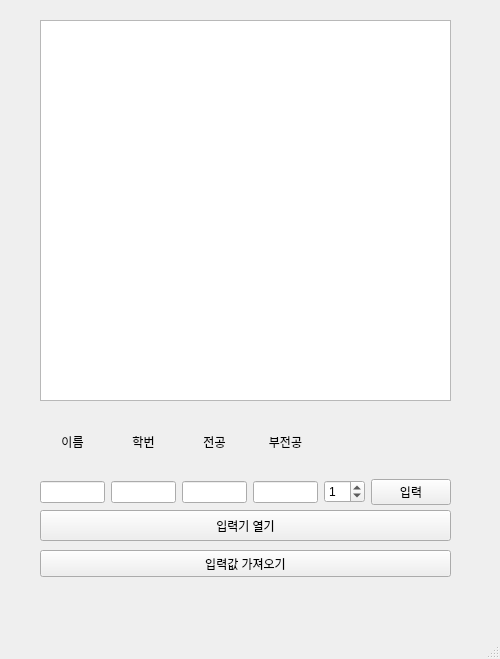
This is tablewidget.ui in somsomi2/Python_Basic as Qt 5 draws it before an edit. The edited form follows.
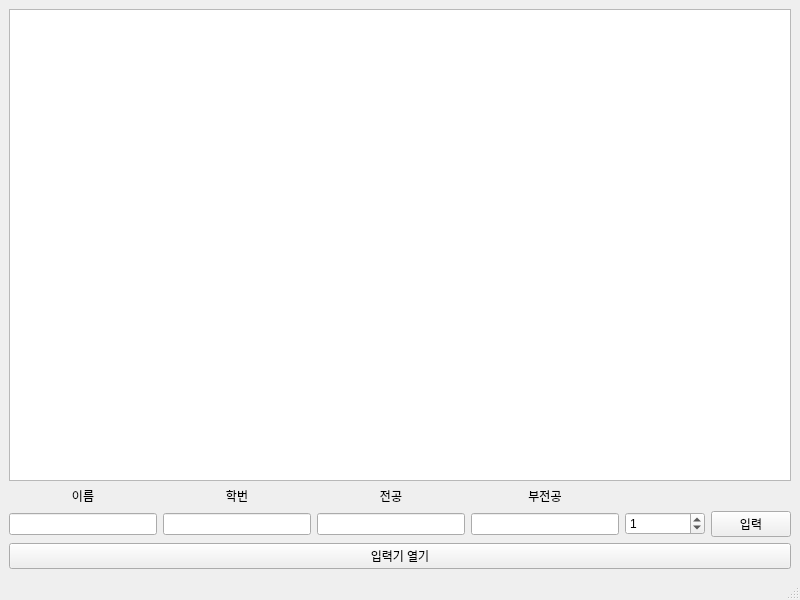
This is the edited form.

Diff of the .ui file:
```diff
--- a/tablewidget.ui
+++ b/tablewidget.ui
@@ -6,44 +6,26 @@
    <rect>
     <x>0</x>
     <y>0</y>
-    <width>500</width>
-    <height>659</height>
+    <width>800</width>
+    <height>600</height>
    </rect>
   </property>
   <property name="windowTitle">
    <string>MainWindow</string>
   </property>
   <widget class="QWidget" name="centralwidget">
-   <widget class="QTableWidget" name="tableWidget">
-    <property name="geometry">
-     <rect>
-      <x>40</x>
-      <y>20</y>
-      <width>411</width>
-      <height>381</height>
-     </rect>
-    </property>
-   </widget>
-   <widget class="QWidget" name="verticalLayoutWidget">
-    <property name="geometry">
-     <rect>
-      <x>40</x>
-      <y>410</y>
-      <width>411</width>
-      <height>95</height>
-     </rect>
-    </property>
+   <layout class="QVBoxLayout" name="verticalLayout_2">
+    <item>
     <layout class="QVBoxLayout" name="verticalLayout">
+      <item>
+       <widget class="QTableWidget" name="tableWidget"/>
+      </item>
      <item>
       <layout class="QGridLayout" name="gridLayout">
-       <item row="1" column="3">
-        <widget class="QLineEdit" name="lineEdit_minor">
-         <property name="alignment">
-          <set>Qt::AlignCenter</set>
-         </property>
-        </widget>
-       </item>
-       <item row="0" column="3">
+        <property name="topMargin">
+         <number>0</number>
+        </property>
+        <item row="0" column="4">
         <widget class="QLabel" name="label_4">
          <property name="text">
           <string>부전공</string>
@@ -53,21 +35,7 @@
          </property>
         </widget>
        </item>
-       <item row="1" column="0">
-        <widget class="QLineEdit" name="lineEdit_name">
-         <property name="alignment">
-          <set>Qt::AlignCenter</set>
-         </property>
-        </widget>
-       </item>
-       <item row="1" column="1">
-        <widget class="QLineEdit" name="lineEdit_snum">
-         <property name="alignment">
-          <set>Qt::AlignCenter</set>
-         </property>
-        </widget>
-       </item>
-       <item row="0" column="0">
+        <item row="0" column="1">
         <widget class="QLabel" name="label">
          <property name="text">
           <string>이름</string>
@@ -77,7 +45,21 @@
          </property>
         </widget>
        </item>
-       <item row="0" column="2">
+        <item row="1" column="1">
+         <widget class="QLineEdit" name="lineEdit_name">
+          <property name="alignment">
+           <set>Qt::AlignCenter</set>
+          </property>
+         </widget>
+        </item>
+        <item row="1" column="3">
+         <widget class="QLineEdit" name="lineEdit_major">
+          <property name="alignment">
+           <set>Qt::AlignCenter</set>
+          </property>
+         </widget>
+        </item>
+        <item row="0" column="3">
         <widget class="QLabel" name="label_3">
          <property name="text">
           <string>전공</string>
@@ -87,7 +69,7 @@
          </property>
         </widget>
        </item>
-       <item row="0" column="1">
+        <item row="0" column="2">
         <widget class="QLabel" name="label_2">
          <property name="text">
           <string>학번</string>
@@ -97,22 +79,35 @@
          </property>
         </widget>
        </item>
-       <item row="1" column="2">
-        <widget class="QLineEdit" name="lineEdit_major">
-         <property name="alignment">
-          <set>Qt::AlignCenter</set>
-         </property>
-        </widget>
-       </item>
-       <item row="1" column="5">
+        <item row="1" column="6">
         <widget class="QPushButton" name="pushButton">
          <property name="text">
           <string>입력</string>
          </property>
         </widget>
        </item>
+        <item row="1" column="2">
+         <widget class="QLineEdit" name="lineEdit_snum">
+          <property name="alignment">
+           <set>Qt::AlignCenter</set>
+          </property>
+         </widget>
+        </item>
        <item row="1" column="4">
+         <widget class="QLineEdit" name="lineEdit_minor">
+          <property name="alignment">
+           <set>Qt::AlignCenter</set>
+          </property>
+         </widget>
+        </item>
+        <item row="1" column="5">
         <widget class="QSpinBox" name="spinBox">
+          <property name="minimumSize">
+           <size>
+            <width>80</width>
+            <height>0</height>
+           </size>
+          </property>
          <property name="value">
           <number>1</number>
          </property>
@@ -121,33 +116,15 @@
       </layout>
      </item>
     </layout>
-   </widget>
+    </item>
+    <item>
    <widget class="QPushButton" name="pushButton_sub">
-    <property name="geometry">
-     <rect>
-      <x>40</x>
-      <y>510</y>
-      <width>411</width>
-      <height>31</height>
-     </rect>
-    </property>
     <property name="text">
      <string>입력기 열기</string>
     </property>
    </widget>
-   <widget class="QPushButton" name="pushButton_2">
-    <property name="geometry">
-     <rect>
-      <x>40</x>
-      <y>550</y>
-      <width>411</width>
-      <height>27</height>
-     </rect>
-    </property>
-    <property name="text">
-     <string>입력값 가져오기</string>
-    </property>
-   </widget>
+    </item>
+   </layout>
   </widget>
   <widget class="QMenuBar" name="menubar">
    <property name="geometry">
```
Left out of the diff: 4 changed lines with no effect on the pictures. Lines whose indentation alone changed are shown as unchanged.
